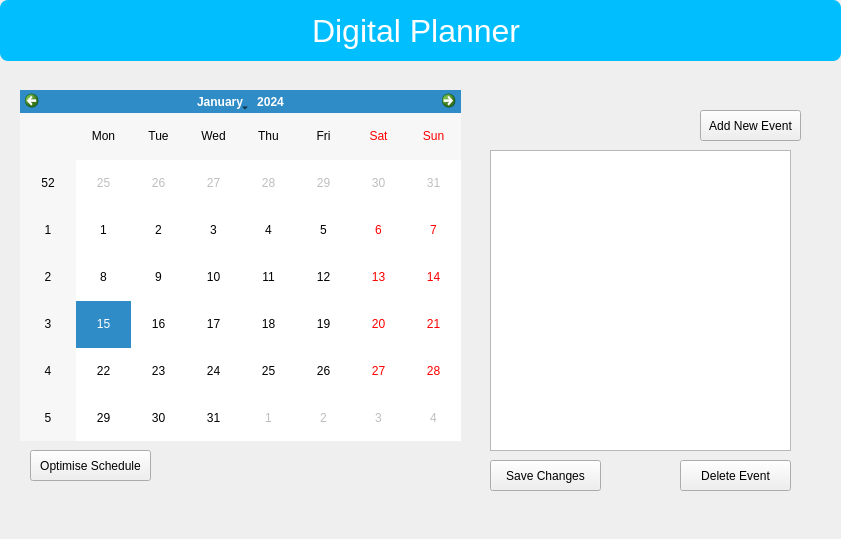
Qt form main.ui (RoryM18/Honours-Project-Genetic-Algorithm-Planner) before a commit.
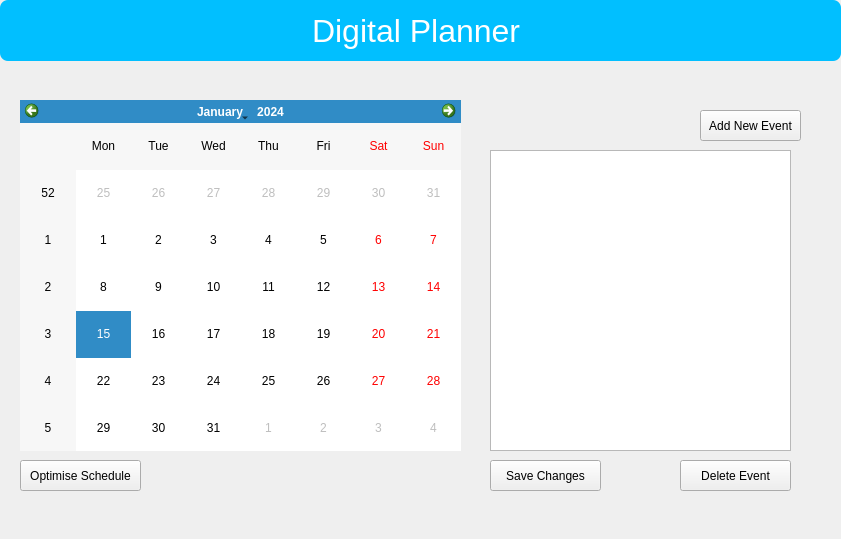
The same form after that commit.

Commit message: List Displays tasks

```diff
--- a/main.ui
+++ b/main.ui
@@ -17,7 +17,7 @@
    <property name="geometry">
     <rect>
      <x>20</x>
-     <y>90</y>
+     <y>100</y>
      <width>441</width>
      <height>351</height>
     </rect>
@@ -97,8 +97,8 @@
   <widget class="QPushButton" name="pushButton_4">
    <property name="geometry">
     <rect>
-     <x>30</x>
-     <y>450</y>
+     <x>20</x>
+     <y>460</y>
      <width>121</width>
      <height>31</height>
     </rect>
```
The commit also changes 1 other file.
